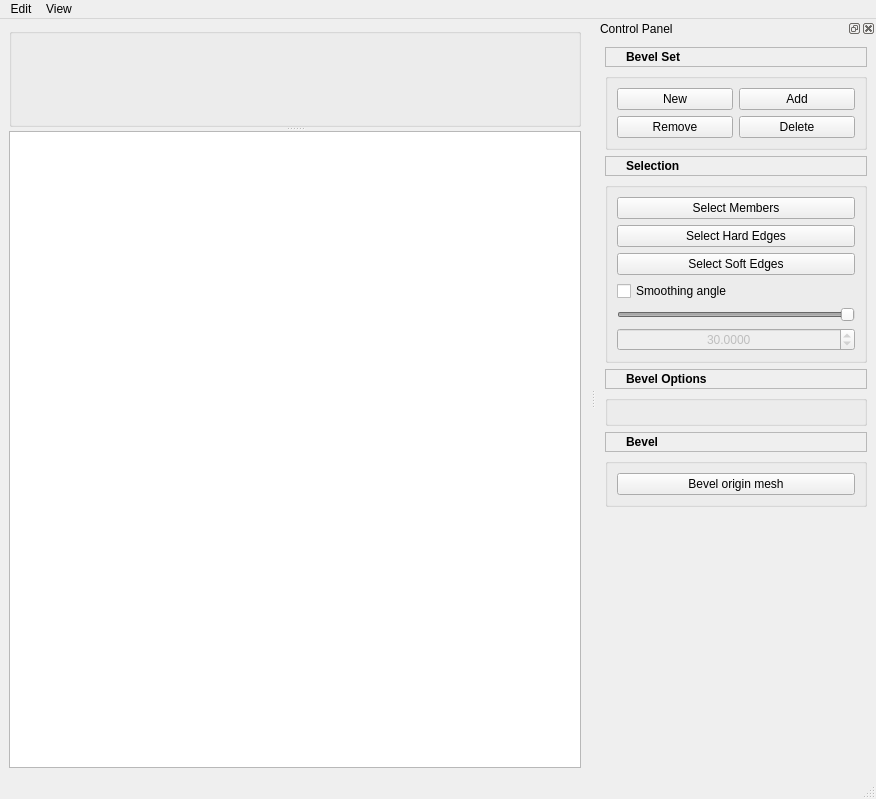
Qt form maya_script/BevelTool/src/Qt/UI/MWBevelToolMainWindow.ui (FengYusheng/MyUtils) before a commit.
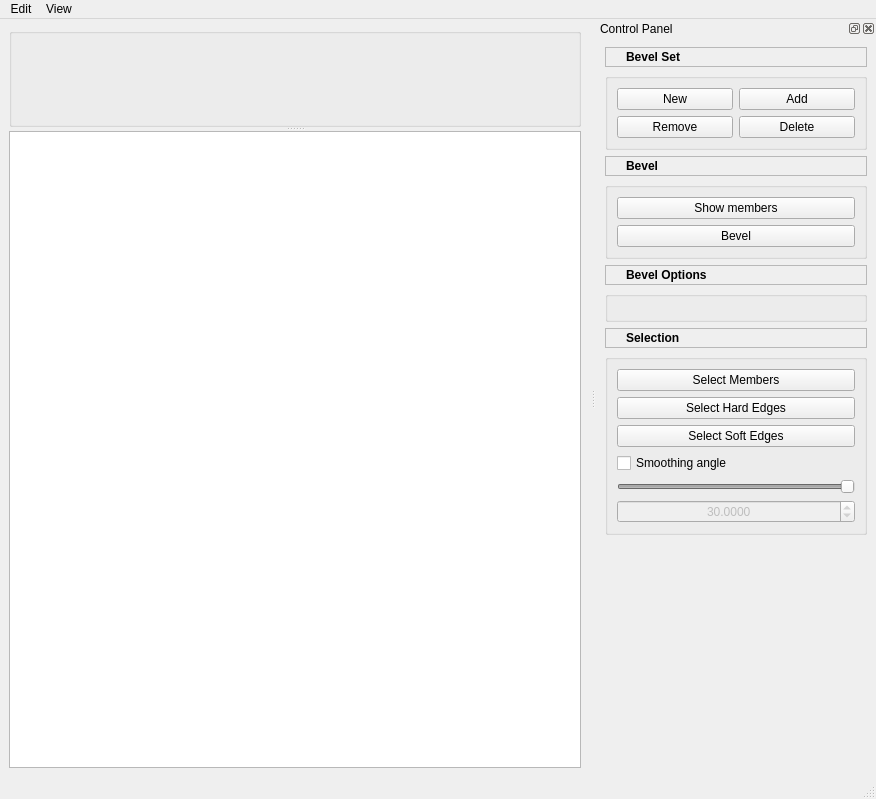
The same form after that commit.

Commit message: bevel tool no duplcation

```diff
--- a/maya_script/BevelTool/src/Qt/UI/MWBevelToolMainWindow.ui
+++ b/maya_script/BevelTool/src/Qt/UI/MWBevelToolMainWindow.ui
@@ -79,7 +79,7 @@
    <property name="minimumSize">
     <size>
      <width>280</width>
-     <height>474</height>
+     <height>503</height>
     </size>
    </property>
    <property name="allowedAreas">
@@ -170,6 +170,101 @@
        </layout>
       </widget>
      </item>
+     <item>
+      <widget class="QLabel" name="bevelLabel">
+       <property name="minimumSize">
+        <size>
+         <width>0</width>
+         <height>20</height>
+        </size>
+       </property>
+       <property name="maximumSize">
+        <size>
+         <width>16777215</width>
+         <height>30</height>
+        </size>
+       </property>
+       <property name="frameShape">
+        <enum>QFrame::StyledPanel</enum>
+       </property>
+       <property name="text">
+        <string>&lt;html&gt;&lt;head/&gt;&lt;body&gt;&lt;p&gt;&lt;span style=&quot; font-weight:600;&quot;&gt;Bevel&lt;/span&gt;&lt;/p&gt;&lt;/body&gt;&lt;/html&gt;</string>
+       </property>
+       <property name="textFormat">
+        <enum>Qt::RichText</enum>
+       </property>
+       <property name="indent">
+        <number>20</number>
+       </property>
+      </widget>
+     </item>
+     <item>
+      <widget class="QGroupBox" name="bevelGroupBox">
+       <property name="title">
+        <string/>
+       </property>
+       <property name="flat">
+        <bool>true</bool>
+       </property>
+       <layout class="QVBoxLayout" name="verticalLayout_2">
+        <item>
+         <widget class="QPushButton" name="memberButton">
+          <property name="text">
+           <string>Show members</string>
+          </property>
+         </widget>
+        </item>
+        <item>
+         <widget class="QPushButton" name="bevelButton">
+          <property name="text">
+           <string>Bevel</string>
+          </property>
+         </widget>
+        </item>
+       </layout>
+      </widget>
+     </item>
+     <item>
+      <widget class="QLabel" name="bevelOptionsLabel">
+       <property name="minimumSize">
+        <size>
+         <width>0</width>
+         <height>20</height>
+        </size>
+       </property>
+       <property name="maximumSize">
+        <size>
+         <width>16777215</width>
+         <height>30</height>
+        </size>
+       </property>
+       <property name="frameShape">
+        <enum>QFrame::StyledPanel</enum>
+       </property>
+       <property name="frameShadow">
+        <enum>QFrame::Plain</enum>
+       </property>
+       <property name="text">
+        <string>&lt;html&gt;&lt;head/&gt;&lt;body&gt;&lt;p&gt;&lt;span style=&quot; font-weight:600;&quot;&gt;Bevel Options&lt;/span&gt;&lt;/p&gt;&lt;/body&gt;&lt;/html&gt;</string>
+       </property>
+       <property name="textFormat">
+        <enum>Qt::RichText</enum>
+       </property>
+       <property name="indent">
+        <number>20</number>
+       </property>
+      </widget>
+     </item>
+     <item>
+      <widget class="QGroupBox" name="bevelOptionsGroupBox">
+       <property name="title">
+        <string/>
+       </property>
+       <property name="flat">
+        <bool>true</bool>
+       </property>
+      </widget>
+     </item>
      <item>
       <widget class="QLabel" name="selectionLabel">
        <property name="minimumSize">
@@ -276,94 +371,6 @@
        </layout>
       </widget>
      </item>
-     <item>
-      <widget class="QLabel" name="bevelOptionsLabel">
-       <property name="minimumSize">
-        <size>
-         <width>0</width>
-         <height>20</height>
-        </size>
-       </property>
-       <property name="maximumSize">
-        <size>
-         <width>16777215</width>
-         <height>30</height>
-        </size>
-       </property>
-       <property name="frameShape">
-        <enum>QFrame::StyledPanel</enum>
-       </property>
-       <property name="frameShadow">
-        <enum>QFrame::Plain</enum>
-       </property>
-       <property name="text">
-        <string>&lt;html&gt;&lt;head/&gt;&lt;body&gt;&lt;p&gt;&lt;span style=&quot; font-weight:600;&quot;&gt;Bevel Options&lt;/span&gt;&lt;/p&gt;&lt;/body&gt;&lt;/html&gt;</string>
-       </property>
-       <property name="textFormat">
-        <enum>Qt::RichText</enum>
-       </property>
-       <property name="indent">
-        <number>20</number>
-       </property>
-      </widget>
-     </item>
-     <item>
-      <widget class="QGroupBox" name="bevelOptionsGroupBox">
-       <property name="title">
-        <string/>
-       </property>
-       <property name="flat">
-        <bool>true</bool>
-       </property>
-      </widget>
-     </item>
-     <item>
-      <widget class="QLabel" name="bevelLabel">
-       <property name="minimumSize">
-        <size>
-         <width>0</width>
-         <height>20</height>
-        </size>
-       </property>
-       <property name="maximumSize">
-        <size>
-         <width>16777215</width>
-         <height>30</height>
-        </size>
-       </property>
-       <property name="frameShape">
-        <enum>QFrame::StyledPanel</enum>
-       </property>
-       <property name="text">
-        <string>&lt;html&gt;&lt;head/&gt;&lt;body&gt;&lt;p&gt;&lt;span style=&quot; font-weight:600;&quot;&gt;Bevel&lt;/span&gt;&lt;/p&gt;&lt;/body&gt;&lt;/html&gt;</string>
-       </property>
-       <property name="textFormat">
-        <enum>Qt::RichText</enum>
-       </property>
-       <property name="indent">
-        <number>20</number>
-       </property>
-      </widget>
-     </item>
-     <item>
-      <widget class="QGroupBox" name="bevelGroupBox">
-       <property name="title">
-        <string/>
-       </property>
-       <property name="flat">
-        <bool>true</bool>
-       </property>
-       <layout class="QVBoxLayout" name="verticalLayout_2">
-        <item>
-         <widget class="QPushButton" name="bevelOriginButton">
-          <property name="text">
-           <string>Bevel origin mesh</string>
-          </property>
-         </widget>
-        </item>
-       </layout>
-      </widget>
-     </item>
      <item>
       <spacer name="verticalSpacer">
        <property name="orientation">
```
The commit also changes 8 other files.
